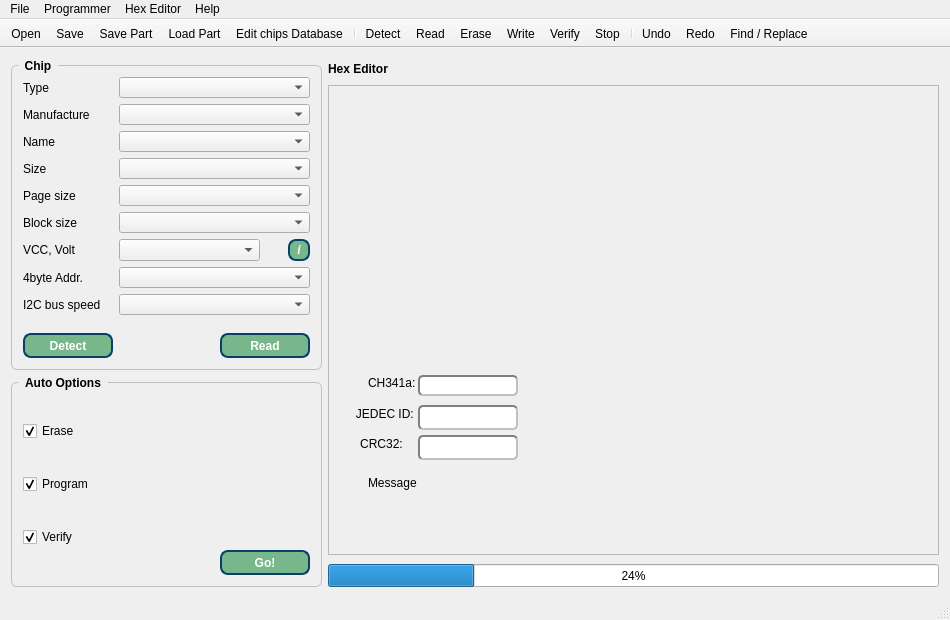
Old version of the form IMSProg_programmer/mainwindow.ui in the repository bigbigmdm/IMSProg.
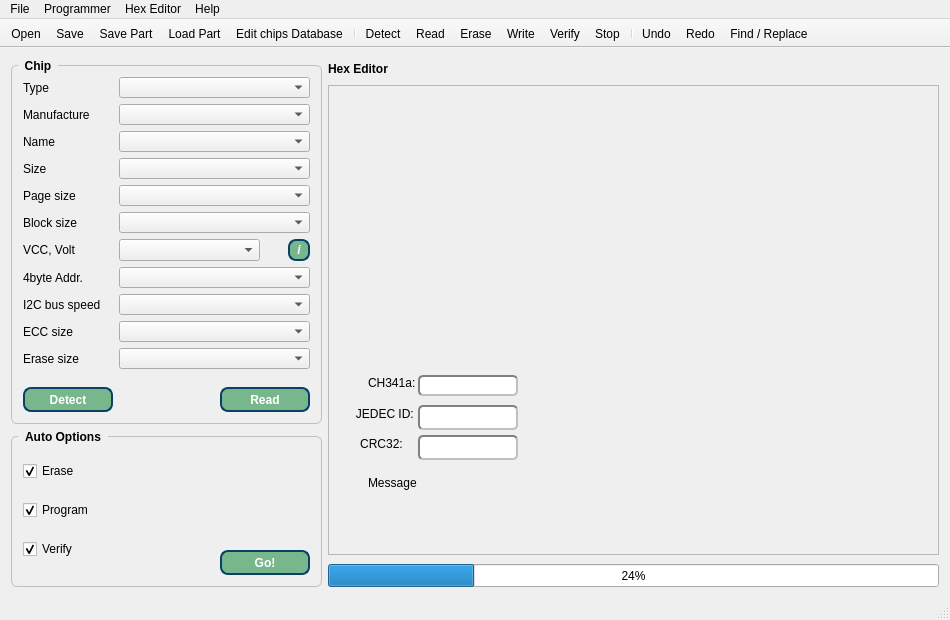
New version of the form. Icons and pictures are not drawn.

```diff
--- a/IMSProg_programmer/mainwindow.ui
+++ b/IMSProg_programmer/mainwindow.ui
@@ -365,7 +365,7 @@
            </property>
           </widget>
          </item>
-         <item row="9" column="0">
+         <item row="11" column="0">
           <spacer name="verticalSpacer_2">
            <property name="orientation">
             <enum>Qt::Vertical</enum>
@@ -378,7 +378,7 @@
            </property>
           </spacer>
          </item>
-         <item row="9" column="1">
+         <item row="11" column="1">
           <spacer name="verticalSpacer_3">
            <property name="orientation">
             <enum>Qt::Vertical</enum>
@@ -391,7 +391,7 @@
            </property>
           </spacer>
          </item>
-         <item row="10" column="0">
+         <item row="12" column="0">
           <widget class="QPushButton" name="pushButton_2">
            <property name="minimumSize">
             <size>
@@ -413,7 +413,7 @@
            </property>
           </widget>
          </item>
-         <item row="10" column="1">
+         <item row="12" column="1">
           <layout class="QHBoxLayout" name="horizontalLayout">
            <item>
             <spacer name="horizontalSpacer">
@@ -577,6 +577,76 @@
            </property>
           </widget>
          </item>
+         <item row="10" column="0">
+          <widget class="QLabel" name="label_12">
+           <property name="text">
+            <string>Erase size</string>
+           </property>
+          </widget>
+         </item>
+         <item row="10" column="1">
+          <widget class="QComboBox" name="comboBox_eraseSize">
+           <property name="minimumSize">
+            <size>
+             <width>111</width>
+             <height>21</height>
+            </size>
+           </property>
+           <property name="maximumSize">
+            <size>
+             <width>250</width>
+             <height>21</height>
+            </size>
+           </property>
+           <property name="font">
+            <font>
+             <weight>75</weight>
+             <bold>true</bold>
+            </font>
+           </property>
+           <property name="sizeAdjustPolicy">
+            <enum>QComboBox::AdjustToMinimumContentsLengthWithIcon</enum>
+           </property>
+           <property name="minimumContentsLength">
+            <number>22</number>
+           </property>
+          </widget>
+         </item>
+         <item row="9" column="0">
+          <widget class="QLabel" name="label_11">
+           <property name="text">
+            <string>ECC size</string>
+           </property>
+          </widget>
+         </item>
+         <item row="9" column="1">
+          <widget class="QComboBox" name="comboBox_ECC">
+           <property name="minimumSize">
+            <size>
+             <width>111</width>
+             <height>21</height>
+            </size>
+           </property>
+           <property name="maximumSize">
+            <size>
+             <width>250</width>
+             <height>21</height>
+            </size>
+           </property>
+           <property name="font">
+            <font>
+             <weight>75</weight>
+             <bold>true</bold>
+            </font>
+           </property>
+           <property name="sizeAdjustPolicy">
+            <enum>QComboBox::AdjustToMinimumContentsLengthWithIcon</enum>
+           </property>
+           <property name="minimumContentsLength">
+            <number>22</number>
+           </property>
+          </widget>
+         </item>
         </layout>
        </widget>
       </item>
```
